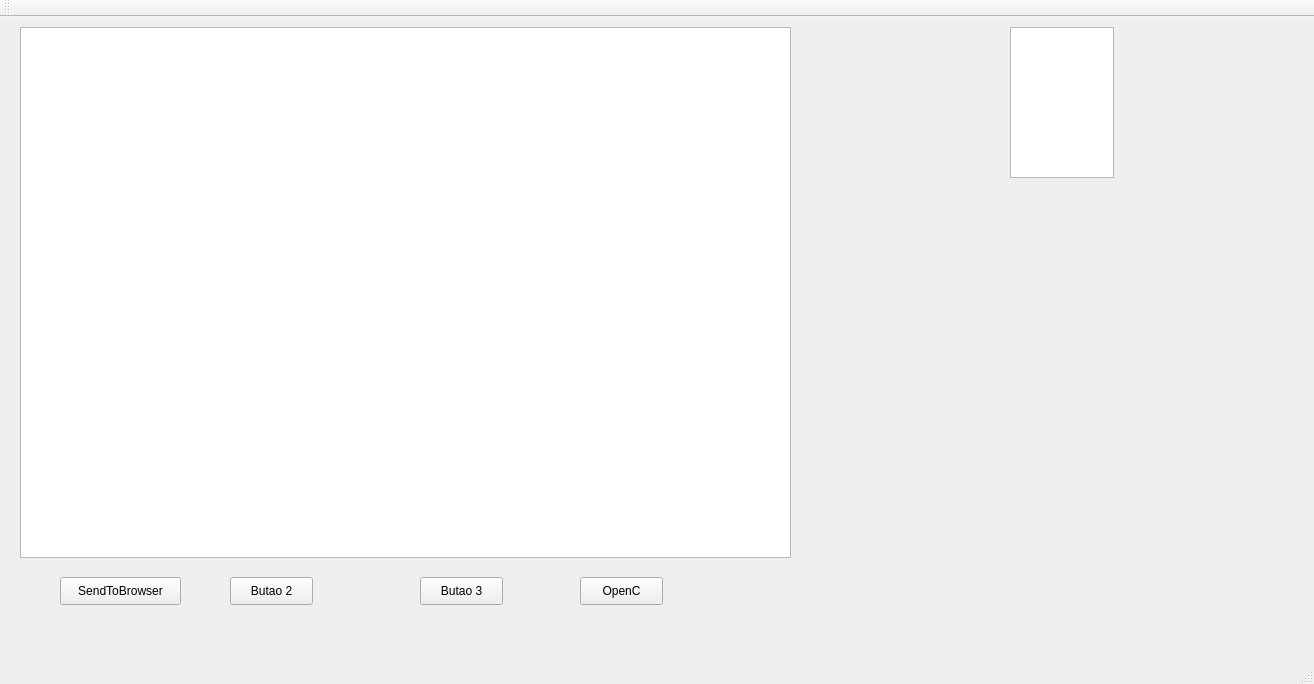
Above: ProxyServer/mainwindow.ui from ViniciusSilva3/Proxy before the change. Below: the same form after it.
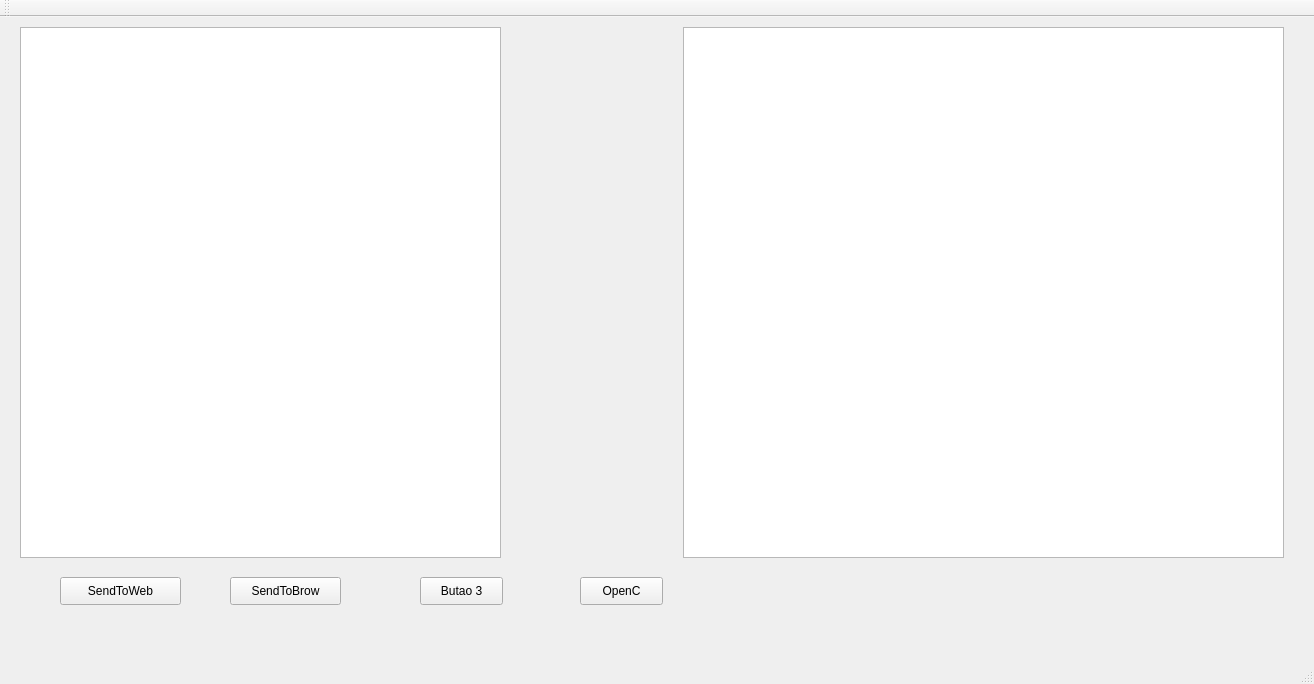
That is the form after the change.

Commit message: Adicionada a funcao de poder editar as duas mensagens, tanto a requisicao feita pelo browser como a reposta do servidor web

What changed in the file:
```diff
--- a/ProxyServer/mainwindow.ui
+++ b/ProxyServer/mainwindow.ui
@@ -24,7 +24,7 @@
      </rect>
     </property>
     <property name="text">
-     <string>SendToBrowser</string>
+     <string>SendToWeb</string>
     </property>
    </widget>
    <widget class="QPushButton" name="pushButton_2">
@@ -32,12 +32,12 @@
      <rect>
       <x>230</x>
       <y>560</y>
-      <width>83</width>
+      <width>111</width>
       <height>28</height>
      </rect>
     </property>
     <property name="text">
-     <string>Butao 2</string>
+     <string>SendToBrow</string>
     </property>
    </widget>
    <widget class="QPushButton" name="pushButton_3">
@@ -58,7 +58,7 @@
      <rect>
       <x>20</x>
       <y>10</y>
-      <width>771</width>
+      <width>481</width>
       <height>531</height>
      </rect>
     </property>
@@ -66,10 +66,10 @@
    <widget class="QTextEdit" name="textEdit_2">
     <property name="geometry">
      <rect>
-      <x>1010</x>
+      <x>683</x>
       <y>10</y>
-      <width>104</width>
-      <height>151</height>
+      <width>601</width>
+      <height>531</height>
      </rect>
     </property>
    </widget>
```
The commit also changes 19 other files.
